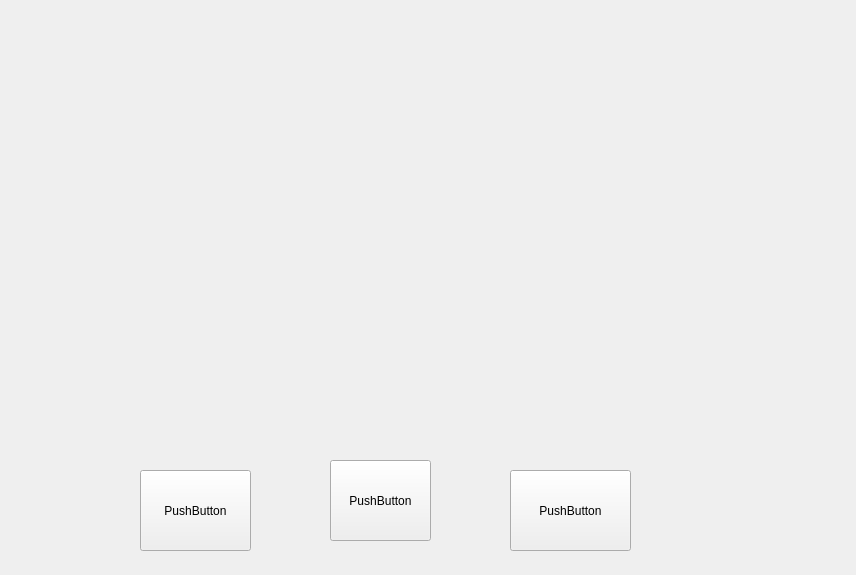
First picture: the form in BilibiliDownloaders/src/ClientUi/MainWindow/MainWindow.ui, repository AlanusMeminius/BilibiliDownloaders, before the edit.
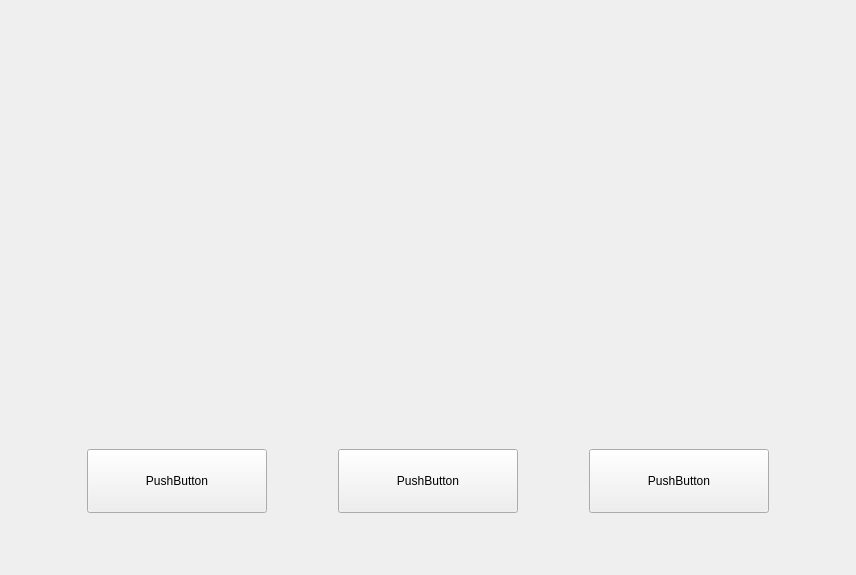
Second picture: the form after the edit. Icons and pictures are not drawn. Custom widgets are drawn as their Qt base class.

Diff of the .ui file:
```diff
--- a/BilibiliDownloaders/src/ClientUi/MainWindow/MainWindow.ui
+++ b/BilibiliDownloaders/src/ClientUi/MainWindow/MainWindow.ui
@@ -14,15 +14,9 @@
    <string>MainWindow</string>
   </property>
   <widget class="QWidget" name="centralWidget">
+   <layout class="QGridLayout" name="gridLayout">
+    <item row="0" column="0">
    <widget class="TitleWidget" name="widgetTitle" native="true">
-    <property name="geometry">
-     <rect>
-      <x>0</x>
-      <y>0</y>
-      <width>851</width>
-      <height>36</height>
-     </rect>
-    </property>
     <property name="sizePolicy">
      <sizepolicy hsizetype="Preferred" vsizetype="Fixed">
       <horstretch>0</horstretch>
@@ -42,15 +36,9 @@
      </size>
     </property>
    </widget>
+    </item>
+    <item row="1" column="0">
    <widget class="QWidget" name="widget" native="true">
-    <property name="geometry">
-     <rect>
-      <x>30</x>
-      <y>140</y>
-      <width>801</width>
-      <height>51</height>
-     </rect>
-    </property>
     <widget class="SearchLineEdit" name="lineEditSearch" native="true">
      <property name="geometry">
       <rect>
@@ -106,55 +94,144 @@
      </property>
     </widget>
    </widget>
+    </item>
+    <item row="2" column="0">
+     <widget class="QWidget" name="widget_2" native="true"/>
+    </item>
+    <item row="3" column="0">
+     <widget class="QWidget" name="" native="true">
+      <layout class="QHBoxLayout" name="horizontalLayout">
+       <item>
+        <spacer name="horizontalSpacer">
+         <property name="orientation">
+          <enum>Qt::Horizontal</enum>
+         </property>
+         <property name="sizeHint" stdset="0">
+          <size>
+           <width>40</width>
+           <height>20</height>
+          </size>
+         </property>
+        </spacer>
+       </item>
+       <item>
    <widget class="QPushButton" name="pushButton">
-    <property name="geometry">
-     <rect>
-      <x>140</x>
-      <y>470</y>
-      <width>111</width>
-      <height>81</height>
-     </rect>
+         <property name="sizePolicy">
+          <sizepolicy hsizetype="Fixed" vsizetype="Fixed">
+           <horstretch>0</horstretch>
+           <verstretch>0</verstretch>
+          </sizepolicy>
+         </property>
+         <property name="minimumSize">
+          <size>
+           <width>180</width>
+           <height>64</height>
+          </size>
+         </property>
+         <property name="maximumSize">
+          <size>
+           <width>67</width>
+           <height>16777215</height>
+          </size>
     </property>
     <property name="text">
      <string>PushButton</string>
     </property>
    </widget>
+       </item>
+       <item>
+        <spacer name="horizontalSpacer_2">
+         <property name="orientation">
+          <enum>Qt::Horizontal</enum>
+         </property>
+         <property name="sizeHint" stdset="0">
+          <size>
+           <width>40</width>
+           <height>20</height>
+          </size>
+         </property>
+        </spacer>
+       </item>
+       <item>
    <widget class="QPushButton" name="pushButton_2">
-    <property name="geometry">
-     <rect>
-      <x>330</x>
-      <y>460</y>
-      <width>101</width>
-      <height>81</height>
-     </rect>
+         <property name="sizePolicy">
+          <sizepolicy hsizetype="Fixed" vsizetype="Fixed">
+           <horstretch>0</horstretch>
+           <verstretch>0</verstretch>
+          </sizepolicy>
+         </property>
+         <property name="minimumSize">
+          <size>
+           <width>180</width>
+           <height>64</height>
+          </size>
+         </property>
+         <property name="maximumSize">
+          <size>
+           <width>67</width>
+           <height>16777215</height>
+          </size>
     </property>
     <property name="text">
      <string>PushButton</string>
     </property>
    </widget>
+       </item>
+       <item>
+        <spacer name="horizontalSpacer_3">
+         <property name="orientation">
+          <enum>Qt::Horizontal</enum>
+         </property>
+         <property name="sizeHint" stdset="0">
+          <size>
+           <width>40</width>
+           <height>20</height>
+          </size>
+         </property>
+        </spacer>
+       </item>
+       <item>
    <widget class="QPushButton" name="pushButton_3">
-    <property name="geometry">
-     <rect>
-      <x>510</x>
-      <y>470</y>
-      <width>121</width>
-      <height>81</height>
-     </rect>
+         <property name="sizePolicy">
+          <sizepolicy hsizetype="Fixed" vsizetype="Fixed">
+           <horstretch>0</horstretch>
+           <verstretch>0</verstretch>
+          </sizepolicy>
+         </property>
+         <property name="minimumSize">
+          <size>
+           <width>180</width>
+           <height>64</height>
+          </size>
+         </property>
+         <property name="maximumSize">
+          <size>
+           <width>67</width>
+           <height>16777215</height>
+          </size>
     </property>
     <property name="text">
      <string>PushButton</string>
     </property>
    </widget>
-   <widget class="QWidget" name="widget_2" native="true">
-    <property name="geometry">
-     <rect>
-      <x>30</x>
-      <y>220</y>
-      <width>801</width>
-      <height>211</height>
-     </rect>
-    </property>
-   </widget>
+       </item>
+       <item>
+        <spacer name="horizontalSpacer_4">
+         <property name="orientation">
+          <enum>Qt::Horizontal</enum>
+         </property>
+         <property name="sizeHint" stdset="0">
+          <size>
+           <width>40</width>
+           <height>20</height>
+          </size>
+         </property>
+        </spacer>
+       </item>
+      </layout>
+     </widget>
+    </item>
+   </layout>
   </widget>
  </widget>
  <layoutdefault spacing="6" margin="11"/>
```
Lines whose indentation alone changed are shown as unchanged.
